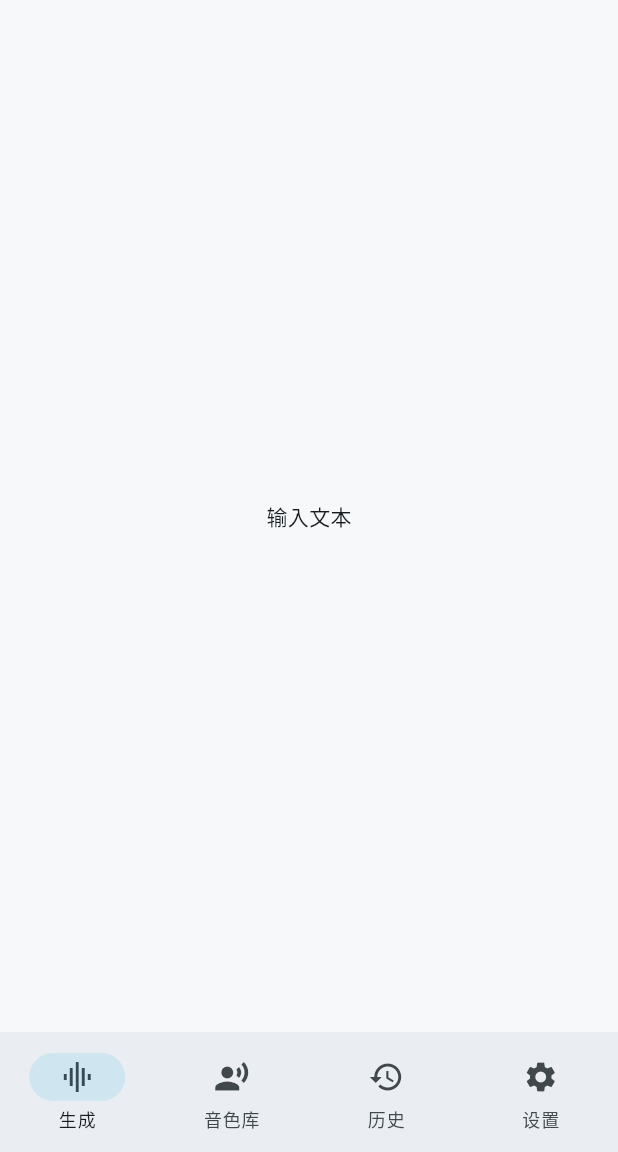
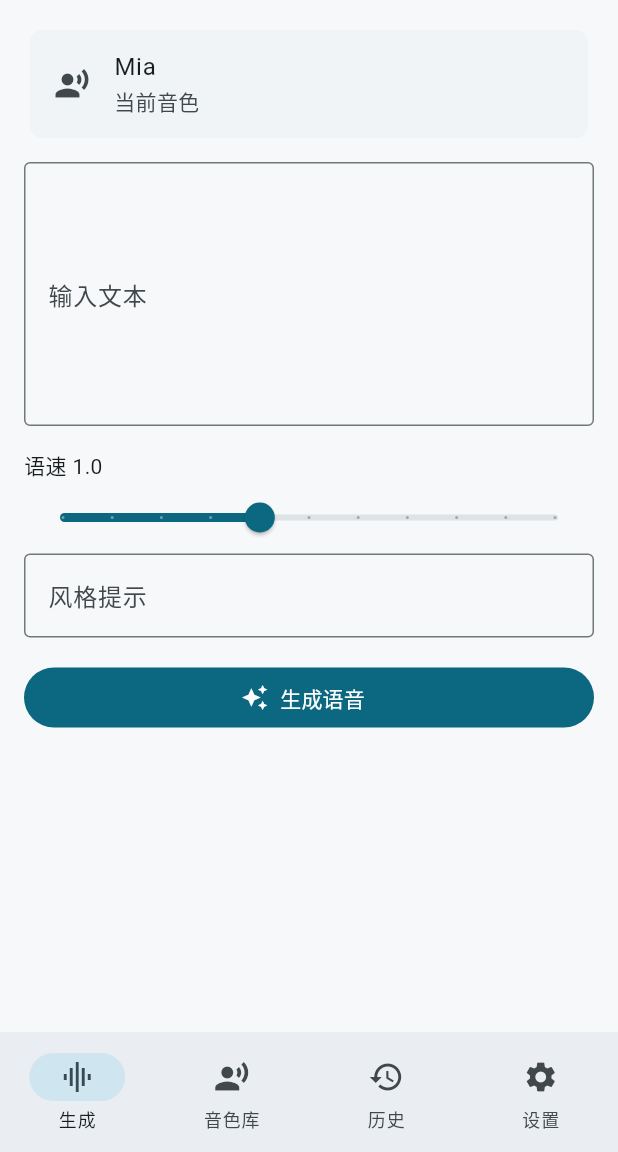
Before and after one commit to FuKun0113/shenghui-ai-voice-studio, a Flutter app: the screen it shows after launch, on a phone screen of 412 x 824 dp, the part 84-1236 px from its top. Run offline on Flutter 3.47's test engine with Material 3 defaults, Android fonts, the phone set to English and light mode, and no system bars.

Commit message:
feat: add speech generation screen

```diff
--- a/lib/src/ui/generate/generate_screen.dart
+++ b/lib/src/ui/generate/generate_screen.dart
@@ -1,14 +1,106 @@
 import 'package:flutter/material.dart';
 
+import '../../domain/generated_audio.dart';
 import '../../state/app_state.dart';
+import '../widgets/audio_player_bar.dart';
 
-class GenerateScreen extends StatelessWidget {
+class GenerateScreen extends StatefulWidget {
   const GenerateScreen({super.key, required this.appState});
 
   final AppState appState;
 
   @override
+  State<GenerateScreen> createState() => _GenerateScreenState();
+}
+
+class _GenerateScreenState extends State<GenerateScreen> {
+  GeneratedAudio? _lastAudio;
+  String? _error;
+
+  @override
+  void initState() {
+    super.initState();
+    widget.appState.addListener(_sync);
+  }
+
+  @override
+  void dispose() {
+    widget.appState.removeListener(_sync);
+    super.dispose();
+  }
+
+  void _sync() => setState(() {});
+
+  Future<void> _generate() async {
+    setState(() => _error = null);
+    try {
+      final audio = await widget.appState.generateCurrentVoice();
+      setState(() => _lastAudio = audio);
+    } on StateError catch (error) {
+      setState(() => _error = error.message);
+    }
+  }
+
+  @override
   Widget build(BuildContext context) {
-    return const Center(child: Text('输入文本'));
+    final selectedVoice = widget.appState.selectedVoice;
+    return ListView(
+      padding: const EdgeInsets.all(16),
+      children: <Widget>[
+        Card(
+          child: ListTile(
+            leading: const Icon(Icons.record_voice_over),
+            title: Text(selectedVoice?.name ?? '未选择音色'),
+            subtitle: const Text('当前音色'),
+          ),
+        ),
+        const SizedBox(height: 12),
+        TextField(
+          minLines: 6,
+          maxLines: 10,
+          decoration: const InputDecoration(
+            labelText: '输入文本',
+            border: OutlineInputBorder(),
+          ),
+          onChanged: widget.appState.updateDraftText,
+        ),
+        const SizedBox(height: 16),
+        Text('语速 ${widget.appState.speed.toStringAsFixed(1)}'),
+        Slider(
+          min: 0.6,
+          max: 1.6,
+          divisions: 10,
+          value: widget.appState.speed,
+          onChanged: widget.appState.updateSpeed,
+        ),
+        TextField(
+          decoration: const InputDecoration(
+            labelText: '风格提示',
+            border: OutlineInputBorder(),
+          ),
+          onChanged: widget.appState.updateStylePrompt,
+        ),
+        const SizedBox(height: 16),
+        FilledButton.icon(
+          onPressed: widget.appState.isGenerating ? null : _generate,
+          icon: const Icon(Icons.auto_awesome),
+          label: Text(widget.appState.isGenerating ? '生成中...' : '生成语音'),
+        ),
+        if (_error != null) ...<Widget>[
+          const SizedBox(height: 12),
+          Text(
+            _error!,
+            style: TextStyle(color: Theme.of(context).colorScheme.error),
+          ),
+        ],
+        if (_lastAudio != null) ...<Widget>[
+          const SizedBox(height: 16),
+          AudioPlayerBar(
+            title: '播放生成结果',
+            subtitle: _lastAudio!.voiceName,
+          ),
+        ],
+      ],
+    );
   }
 }
```
Also changed, not shown: lib/src/ui/widgets/audio_player_bar.dart (added, +46 -0 lines), 1 other file.
